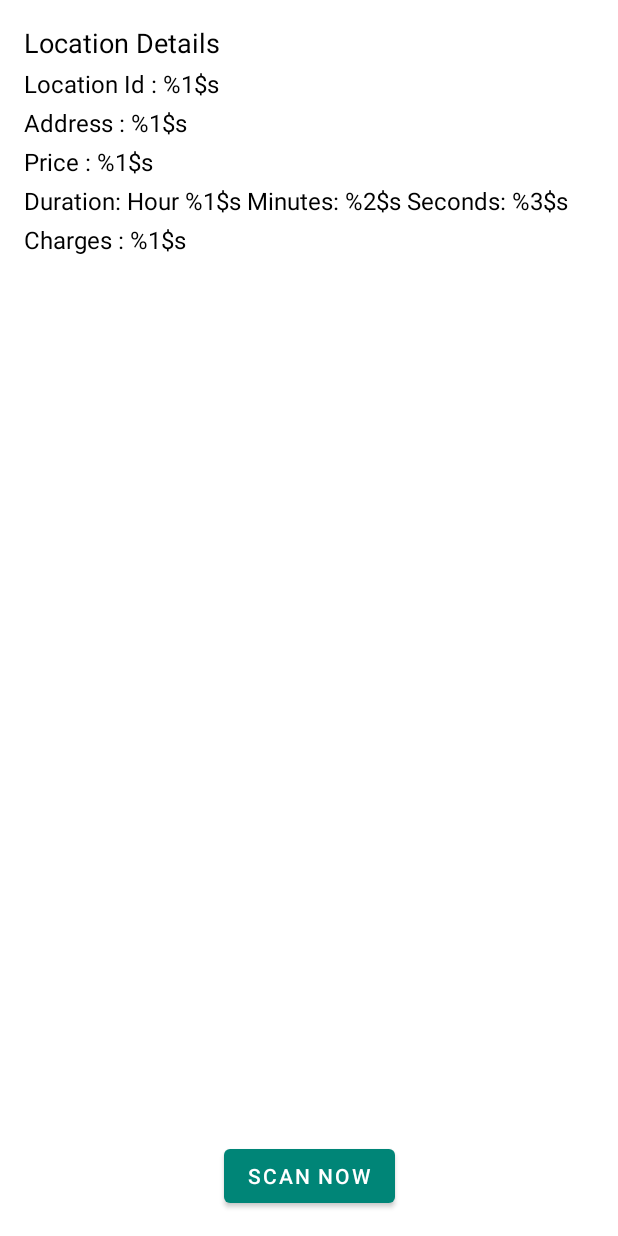
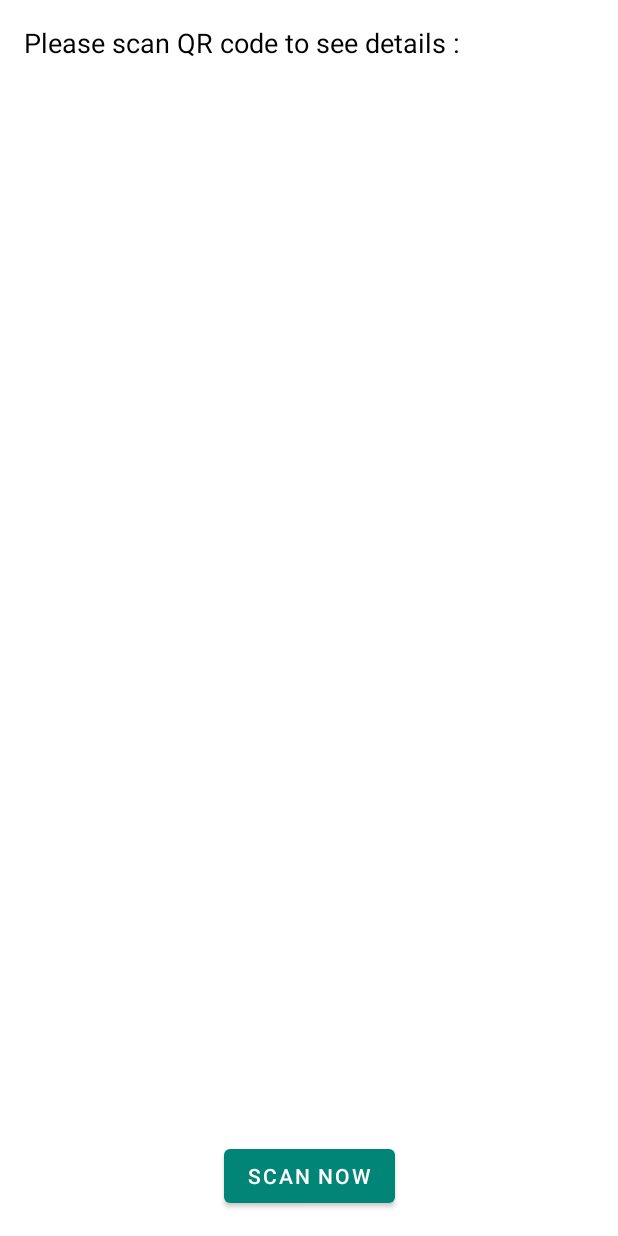
Before and after one commit to karthikkolanji/Meesho, an Android app: the fragment BookSeatFragment shown on its own in the app's theme, on a phone screen of 412 x 824 dp. Run offline under Robolectric (Android 15) with nearby library versions, the phone set to English and light mode, and no system bars; our stand-ins replace Dagger/Hilt's generated code, Room's generated code, Timber; libraries missing offline, so code that uses them is left out: com.google.zxing.integration, org.apache.commons.

Commit message:
Refactor: optimises code in layout file

```diff
--- a/jakewarton/src/main/res/layout/fragment_book_seat.xml
+++ b/jakewarton/src/main/res/layout/fragment_book_seat.xml
@@ -24,8 +24,7 @@
        android:textSize="@dimen/tv_medium"
        android:layout_marginTop="4dp"
        app:layout_constraintStart_toStartOf="parent"
-       app:layout_constraintTop_toBottomOf="@+id/tvLocationDetails"
-       android:text="@string/location_id" />
+       app:layout_constraintTop_toBottomOf="@+id/tvLocationDetails" />
 
    <TextView
        android:id="@+id/tvAddress"
@@ -35,8 +34,7 @@
        android:textSize="@dimen/tv_medium"
        android:layout_marginTop="4dp"
        app:layout_constraintStart_toStartOf="parent"
-       app:layout_constraintTop_toBottomOf="@+id/tvLocationId"
-       android:text="@string/address" />
+       app:layout_constraintTop_toBottomOf="@+id/tvLocationId" />
 
 
    <TextView
@@ -47,8 +45,7 @@
        android:textSize="@dimen/tv_medium"
        android:layout_marginTop="4dp"
        app:layout_constraintStart_toStartOf="parent"
-       app:layout_constraintTop_toBottomOf="@+id/tvAddress"
-       android:text="@string/price" />
+       app:layout_constraintTop_toBottomOf="@+id/tvAddress" />
 
    <TextView
        android:id="@+id/tvDuration"
@@ -58,8 +55,7 @@
        android:textSize="@dimen/tv_medium"
        android:layout_marginTop="4dp"
        app:layout_constraintStart_toStartOf="parent"
-       app:layout_constraintTop_toBottomOf="@+id/tvPrice"
-       android:text="@string/duration" />
+       app:layout_constraintTop_toBottomOf="@+id/tvPrice" />
 
 
    <TextView
@@ -70,8 +66,7 @@
        android:textSize="@dimen/tv_medium"
        android:layout_marginTop="4dp"
        app:layout_constraintStart_toStartOf="parent"
-       app:layout_constraintTop_toBottomOf="@+id/tvDuration"
-       android:text="@string/total_charges" />
+       app:layout_constraintTop_toBottomOf="@+id/tvDuration"/>
 
 
    <ProgressBar
--- a/jakewarton/src/main/res/values/strings.xml
+++ b/jakewarton/src/main/res/values/strings.xml
@@ -1,7 +1,7 @@
 <resources>
     <string name="scan_now">Scan Now</string>
     <string name="end_scan">End</string>
-    <string name="location_details">Location Details</string>
+    <string name="location_details">Please scan QR code to see details :</string>
     <string name="address">Address : %1$s</string>
     <string name="location_id">Location Id : %1$s</string>
     <string name="price">Price : %1$s</string>
```
